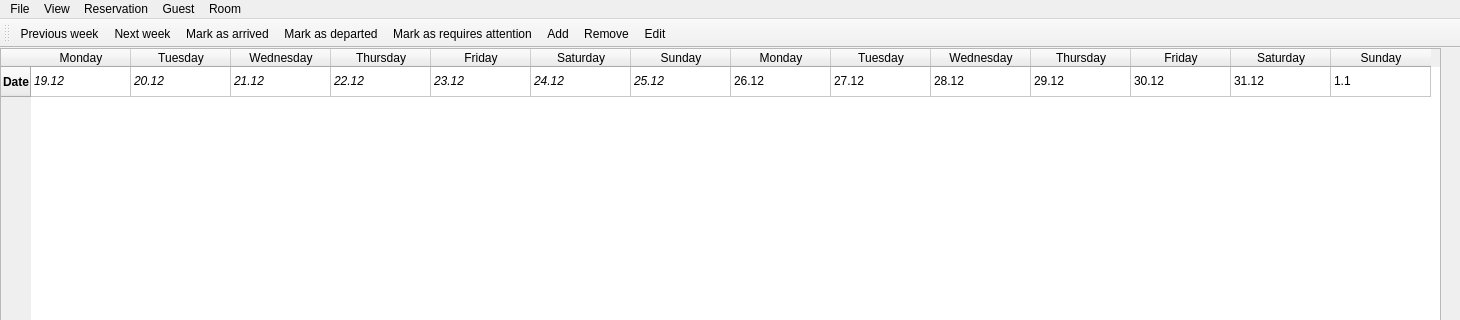
Qt form ELHotel/mainwindow.ui (lukasz-drzensla/elhotel) before a commit; both pictures show x 0 to 1460 and y 0 to 320 of the 1460 by 600 pixel window.
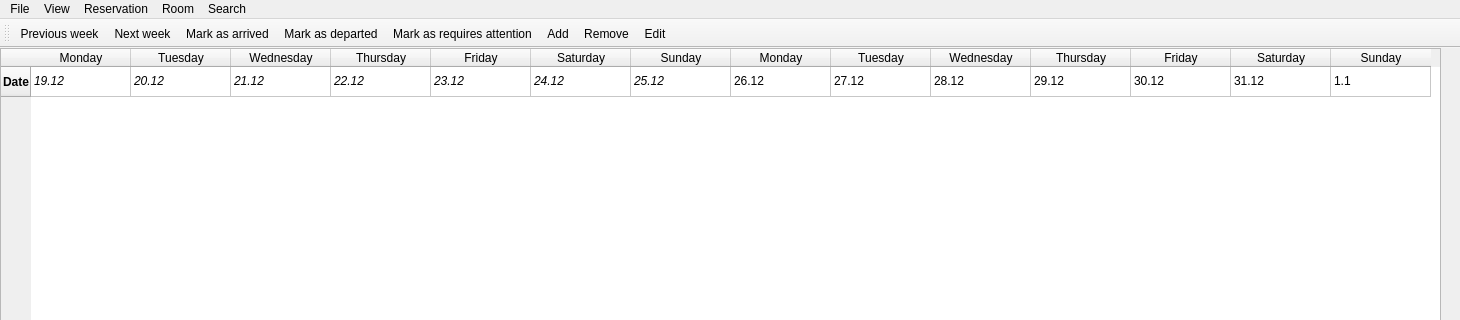
The same form after that commit. Icons and pictures are not drawn.

The edit to the form file:
```diff
--- a/ELHotel/mainwindow.ui
+++ b/ELHotel/mainwindow.ui
@@ -258,13 +258,6 @@
     <addaction name="separator"/>
     <addaction name="menuMark"/>
    </widget>
-   <widget class="QMenu" name="menuGuest">
-    <property name="title">
-     <string>Guest</string>
-    </property>
-    <addaction name="actionAdd"/>
-    <addaction name="actionRemove"/>
-   </widget>
    <widget class="QMenu" name="menuRoom">
     <property name="title">
      <string>Room</string>
@@ -283,11 +276,17 @@
     <addaction name="actionReturn_to_today"/>
     <addaction name="actionJump_to_a_date"/>
    </widget>
+   <widget class="QMenu" name="menuSearch">
+    <property name="title">
+     <string>Search</string>
+    </property>
+    <addaction name="actionSearch_by_name"/>
+   </widget>
    <addaction name="menuFile"/>
    <addaction name="menuView"/>
    <addaction name="menuReservation"/>
-   <addaction name="menuGuest"/>
    <addaction name="menuRoom"/>
+   <addaction name="menuSearch"/>
   </widget>
   <widget class="QStatusBar" name="statusbar"/>
   <widget class="QToolBar" name="toolBar">
```
Left out of the diff: 7 changed lines with no effect on the pictures.
